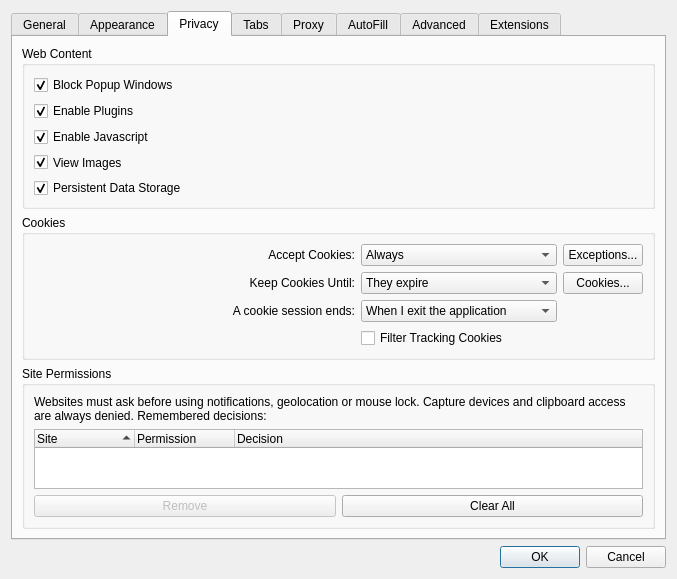
Before: the Qt Designer form src/settings.ui in IT-Space-2026/arktos, drawn with Qt 5.
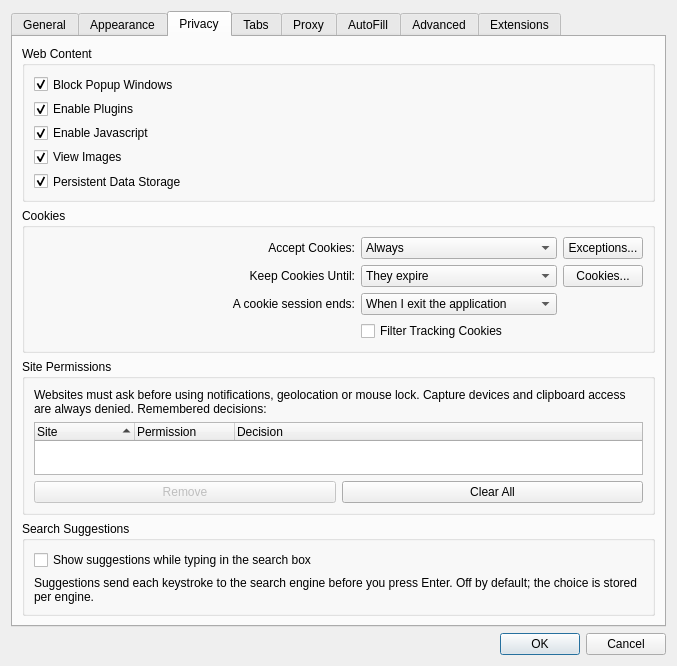
After: the same form once the commit is applied.

Commit message: SEC11: make search suggestions an explicit per-engine opt-in

The edit to the form file:
```diff
--- a/src/settings.ui
+++ b/src/settings.ui
@@ -632,6 +632,32 @@
          </layout>
         </widget>
        </item>
+       <item>
+        <widget class="QGroupBox" name="searchSuggestionsGroupBox">
+         <property name="title">
+          <string>Search Suggestions</string>
+         </property>
+         <layout class="QGridLayout">
+          <item row="0" column="0">
+           <widget class="QCheckBox" name="searchSuggestionsCheckBox">
+            <property name="text">
+             <string>Show suggestions while typing in the search box</string>
+            </property>
+           </widget>
+          </item>
+          <item row="1" column="0">
+           <widget class="QLabel" name="searchSuggestionsHint">
+            <property name="text">
+             <string>Suggestions send each keystroke to the search engine before you press Enter. Off by default; the choice is stored per engine.</string>
+            </property>
+            <property name="wordWrap">
+             <bool>true</bool>
+            </property>
+           </widget>
+          </item>
+         </layout>
+        </widget>
+       </item>
        <item>
         <spacer>
          <property name="orientation">
```
The commit also changes 14 other files.
